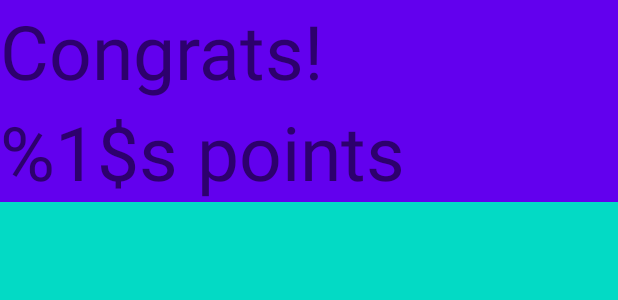
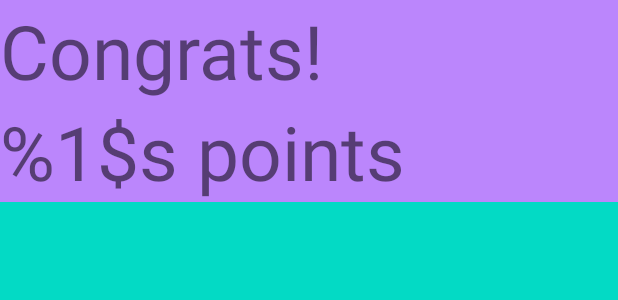
Before and after one commit to alebal123bal/quiz_risposte_multiple, an Android app: the layout activity_last.xml on its own in the app's theme, with its tools: preview values and no code run, on a phone screen of 412 x 824 dp. Shown: the top 300 px of the screen. Run offline under Robolectric (Android 15) with nearby library versions, the phone set to English and light mode, and no system bars.

```diff
--- a/app/src/main/java/com/example/quiz_risposte_multiple/LastActivity.kt
+++ b/app/src/main/java/com/example/quiz_risposte_multiple/LastActivity.kt
@@ -1,8 +1,8 @@
-package com.example.quiz_risposte_multiple;
+package com.example.quiz_risposte_multiple
 
 import android.os.Bundle
 import android.widget.TextView
-import androidx.appcompat.app.AppCompatActivity;
+import androidx.appcompat.app.AppCompatActivity
 
 class LastActivity : AppCompatActivity() {
         override fun onCreate(savedInstanceState: Bundle?){
--- a/app/src/main/res/layout/activity_last.xml
+++ b/app/src/main/res/layout/activity_last.xml
@@ -10,7 +10,7 @@
             android:layout_width="match_parent"
             android:layout_height="wrap_content"
             android:text="@string/congrats"
-            android:background="@color/purple_500"
+            android:background="@color/purple_200"
             android:textSize="50sp">
         </TextView>
         <TextView
@@ -18,7 +18,7 @@
             android:layout_width="match_parent"
             android:layout_height="wrap_content"
             android:text="@string/score"
-            android:background="@color/purple_500"
+            android:background="@color/purple_200"
             android:textSize="50sp">
         </TextView>
     </LinearLayout>
```
Also changed, not shown: app/src/main/java/com/example/quiz_risposte_multiple/questionAnswer.java (+4 -4 lines).
